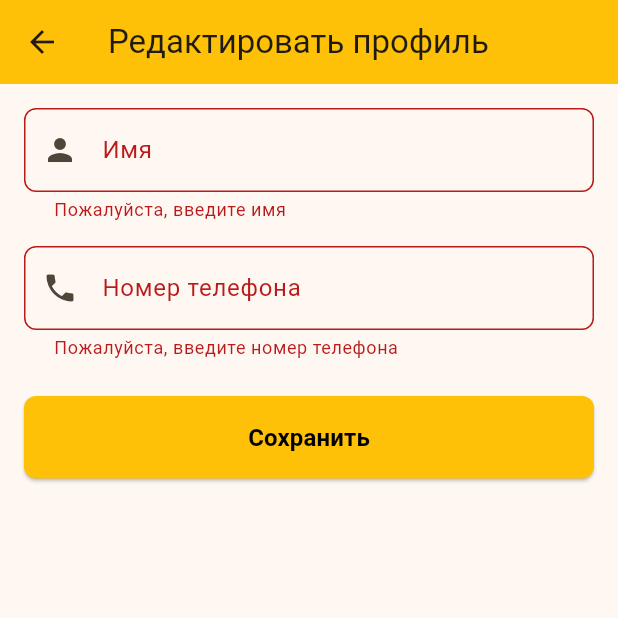
After one commit to Isa2222222/Poputka, a Flutter app: the EditProfilePage screen opened directly, after a tap on "Сохранить", on a phone screen of 412 x 824 dp, the top half of it. The commit adds this screen. Run offline on Flutter 3.47's test engine with Material 3 defaults, Android fonts, the phone set to English and light mode, and no system bars; our stand-ins replace go_router, pocketbase, shared_preferences; accounts and stored records are empty.

Commit message:
Added profile page with info which sync with pocketbase(users). Function for editing profile(name, phone number) and loging out. Optimized the app by asynchronous operations between pages

```diff
--- /dev/null
+++ b/devtools_options.yaml
@@ -0,0 +1,3 @@
+description: This file stores settings for Dart & Flutter DevTools.
+documentation: https://docs.flutter.dev/tools/devtools/extensions#configure-extension-enablement-states
+extensions:
--- a/lib/main.dart
+++ b/lib/main.dart
@@ -12,6 +12,7 @@ import 'services/pocketbase_service.dart';
 void main() async {
   WidgetsFlutterBinding.ensureInitialized();
   await pocketBaseService.initAuth();
+  await pocketBaseService.saveAuthState();
   runApp(const MyApp());
 }
 
@@ -56,6 +57,13 @@ final _router = GoRouter(
     GoRoute(
       path: '/register',
       builder: (context, state) => const RegisterPage(),
+    ),
+    GoRoute(
+      path: '/edit-profile',
+      builder: (context, state) {
+        final extra = state.extra as Map<String, dynamic>?;
+        return EditProfilePage(initialData: extra);
+      },
     ),
     ShellRoute(
       builder: (context, state, child) {
--- /dev/null
+++ b/lib/pages/edit_profile_page.dart
@@ -0,0 +1,215 @@
+import 'package:flutter/material.dart';
+import 'package:go_router/go_router.dart';
+import '../constants/app_colors.dart';
+import '../services/pocketbase_service.dart';
+
+class EditProfilePage extends StatefulWidget {
+  final Map<String, dynamic>? initialData;
+
+  const EditProfilePage({super.key, this.initialData});
+
+  @override
+  State<EditProfilePage> createState() => _EditProfilePageState();
+}
+
+class _EditProfilePageState extends State<EditProfilePage> {
+  final _formKey = GlobalKey<FormState>();
+  final _nameController = TextEditingController();
+  final _phoneController = TextEditingController();
+  bool _isLoading = false;
+  String? _errorMessage;
+
+  @override
+  void initState() {
+    super.initState();
+    // Заполняем поля начальными данными
+    _nameController.text = widget.initialData?['username'] ?? '';
+    _phoneController.text = widget.initialData?['phone'] ?? '';
+  }
+
+  Future<void> _updateProfile() async {
+    if (!_formKey.currentState!.validate()) return;
+
+    setState(() {
+      _isLoading = true;
+      _errorMessage = null;
+    });
+
+    try {
+      final name = _nameController.text.trim();
+      final phone = _phoneController.text.trim();
+
+      if (name.isEmpty || phone.isEmpty) {
+        setState(() {
+          _errorMessage = 'Пожалуйста, заполните все поля';
+          _isLoading = false;
+        });
+        return;
+      }
+
+      final success = await pocketBaseService.updateUserProfile(
+        name,
+        phone,
+      );
+
+      if (success && mounted) {
+        // Показываем сообщение об успехе
+        ScaffoldMessenger.of(context).showSnackBar(
+          const SnackBar(
+            content: Text('Профиль успешно обновлен'),
+            backgroundColor: Colors.green,
+          ),
+        );
+        // Возвращаемся на страницу профиля
+        context.pop();
+      } else if (mounted) {
+        setState(() {
+          _errorMessage =
+              'Не удалось обновить профиль. Пожалуйста, попробуйте еще раз.';
+        });
+      }
+    } catch (e) {
+      print('Error in _updateProfile: $e');
+      if (mounted) {
+        setState(() {
+          _errorMessage =
+              'Произошла ошибка при обновлении профиля: ${e.toString()}';
+        });
+      }
+    } finally {
+      if (mounted) {
+        setState(() {
+          _isLoading = false;
+        });
+      }
+    }
+  }
+
+  @override
+  Widget build(BuildContext context) {
+    return Scaffold(
+      appBar: AppBar(
+        title: const Text('Редактировать профиль'),
+        backgroundColor: AppColors.primary,
+      ),
+      body: SafeArea(
+        child: SingleChildScrollView(
+          padding: const EdgeInsets.all(16.0),
+          child: ConstrainedBox(
+            constraints: BoxConstraints(
+              minHeight: MediaQuery.of(context).size.height - 100,
+            ),
+            child: Form(
+              key: _formKey,
+              child: Column(
+                crossAxisAlignment: CrossAxisAlignment.stretch,
+                children: [
+                  // Error message
+                  if (_errorMessage != null)
+                    Container(
+                      padding: const EdgeInsets.all(12),
+                      margin: const EdgeInsets.only(bottom: 16),
+                      decoration: BoxDecoration(
+                        color: Colors.red[50],
+                        borderRadius: BorderRadius.circular(8),
+                      ),
+                      child: Text(
+                        _errorMessage!,
+                        style: TextStyle(color: Colors.red[700]),
+                        textAlign: TextAlign.center,
+                      ),
+                    ),
+
+                  // Name field
+                  TextFormField(
+                    controller: _nameController,
+                    decoration: InputDecoration(
+                      labelText: 'Имя',
+                      hintText: 'Введите ваше имя',
+                      prefixIcon: const Icon(Icons.person),
+                      border: OutlineInputBorder(
+                        borderRadius: BorderRadius.circular(8),
+                      ),
+                      contentPadding: const EdgeInsets.symmetric(
+                          horizontal: 16, vertical: 16),
+                    ),
+                    validator: (value) {
+                      if (value == null || value.isEmpty) {
+                        return 'Пожалуйста, введите имя';
+                      }
+                      return null;
+                    },
+                  ),
+                  const SizedBox(height: 16),
+
+                  // Phone field
+                  TextFormField(
+                    controller: _phoneController,
+                    keyboardType: TextInputType.phone,
+                    decoration: InputDecoration(
+                      labelText: 'Номер телефона',
+                      hintText: 'Введите ваш номер телефона',
+                      prefixIcon: const Icon(Icons.phone),
+                      border: OutlineInputBorder(
+                        borderRadius: BorderRadius.circular(8),
+                      ),
+                      contentPadding: const EdgeInsets.symmetric(
+                          horizontal: 16, vertical: 16),
+                    ),
+                    validator: (value) {
+                      if (value == null || value.isEmpty) {
+                        return 'Пожалуйста, введите номер телефона';
+                      }
+                      if (value.length < 10) {
+                        return 'Введите корректный номер телефона';
+                      }
+                      return null;
+                    },
+                  ),
+                  const SizedBox(height: 24),
+
+                  // Save button
+                  ElevatedButton(
+                    onPressed: _isLoading ? null : _updateProfile,
+                    style: ElevatedButton.styleFrom(
+                      backgroundColor: AppColors.primary,
+                      foregroundColor: Colors.black,
+                      padding: const EdgeInsets.symmetric(vertical: 16),
+                      shape: RoundedRectangleBorder(
+                        borderRadius: BorderRadius.circular(8),
+                      ),
+                    ),
+                    child: _isLoading
+                        ? const SizedBox(
+                            width: 20,
+                            height: 20,
+                            child: CircularProgressIndicator(
+                              strokeWidth: 2,
+                              valueColor:
+                                  AlwaysStoppedAnimation<Color>(Colors.black54),
+                            ),
+                          )
+                        : const Text(
+                            'Сохранить',
+                            style: TextStyle(
+                              fontSize: 16,
+                              fontWeight: FontWeight.bold,
+                            ),
+                          ),
+                  ),
+                ],
+              ),
+            ),
+          ),
+        ),
+      ),
+    );
+  }
+
+  @override
+  void dispose() {
+    _nameController.dispose();
+    _phoneController.dispose();
+    super.dispose();
+  }
+}
--- a/pubspec.yaml
+++ b/pubspec.yaml
@@ -60,10 +60,6 @@ flutter:
   uses-material-design: true
 
   # To add assets to your application, add an assets section, like this:
-  # assets:
-  #   - images/a_dot_burr.jpeg
-  #   - images/a_dot_ham.jpeg
-
   # An image asset can refer to one or more resolution-specific "variants", see
   # https://flutter.dev/to/resolution-aware-images
 
```
Also changed, not shown: lib/pages/home_page.dart (+27 -10 lines), lib/pages/profile_page.dart (+103 -7 lines), lib/pages/rides_page.dart (+22 -7 lines), lib/services/pocketbase_service.dart (+53 -20 lines), lib/widgets/ride_card.dart (+7 -1 lines), 158 other files.
